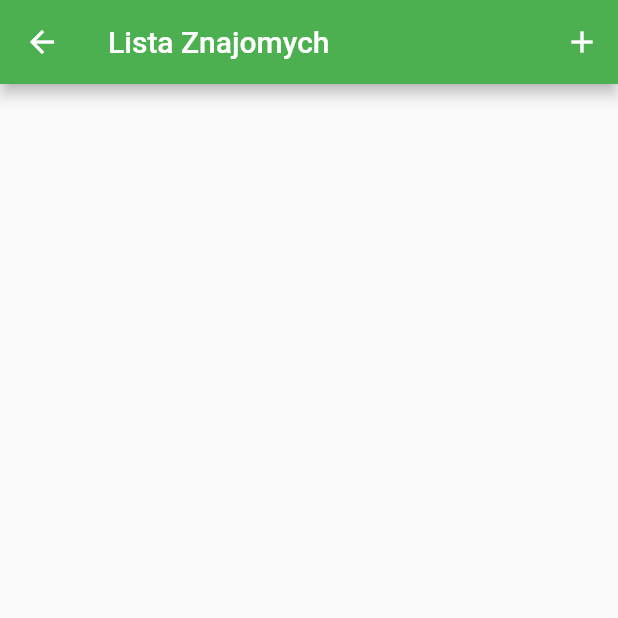
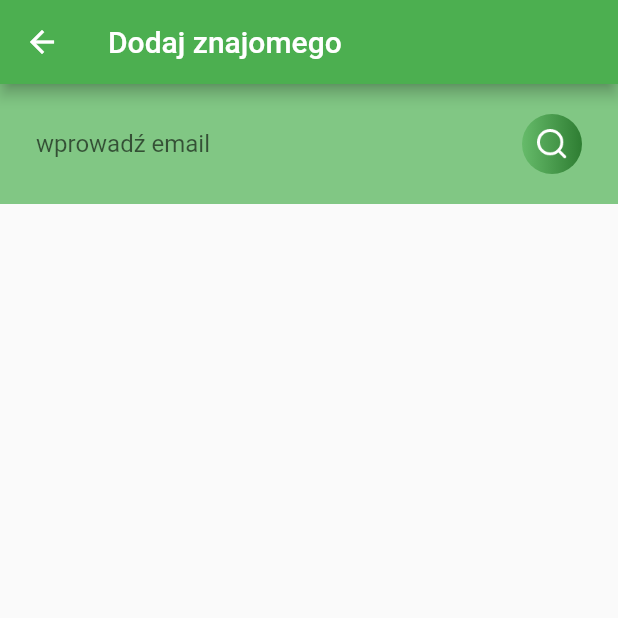
Before and after one commit to MaciejSamol/group_purchase, a Flutter app: the FriendListPage screen opened directly, after a tap on the "add" icon, on a phone screen of 412 x 824 dp, the top half of it. Run offline on Flutter 3.47's test engine with Material 2 defaults, Android fonts, the phone set to English and light mode, and no system bars; our stand-ins replace cloud_firestore, firebase_auth, firebase_core; accounts and stored records are empty.

Commit message:
Add assets and friend requests. Delete outdated files.

```diff
--- /dev/null
+++ b/group_purchase/lib/gui/add_friend.dart
@@ -0,0 +1,141 @@
+import 'package:cloud_firestore/cloud_firestore.dart';
+import 'package:firebase_auth/firebase_auth.dart';
+import 'package:flutter/material.dart';
+import 'package:group_purchase/services/database.dart';
+
+class AddFriendScreen extends StatefulWidget {
+  const AddFriendScreen({super.key});
+
+  @override
+  State<AddFriendScreen> createState() => _AddFriendScreenState();
+}
+
+class _AddFriendScreenState extends State<AddFriendScreen> {
+  DatabaseService databaseService = new DatabaseService();
+  TextEditingController searchTextEditingController =
+      new TextEditingController();
+
+  dynamic searchSnapshot;
+
+  initiateSearch() {
+    if (searchTextEditingController.text !=
+        FirebaseAuth.instance.currentUser!.email) {
+      databaseService
+          .getUserByEmail(searchTextEditingController.text)
+          .then((val) {
+        setState(() {
+          searchSnapshot = val;
+        });
+      });
+    } else {
+      searchSnapshot = null;
+    }
+  }
+
+  Widget searchList() {
+    return searchSnapshot != null
+        ? ListView.builder(
+            itemCount: searchSnapshot.docs.length,
+            shrinkWrap: true,
+            itemBuilder: (context, index) {
+              return SearchTile(
+                friendName: searchSnapshot.docs[index].data()['name']!,
+                friendEmail: searchSnapshot.docs[index].data()['email']!,
+              );
+            })
+        : Container();
+  }
+
+  @override
+  Widget build(BuildContext context) {
+    return Scaffold(
+      appBar: AppBar(
+        title: Text("Dodaj znajomego"),
+        backgroundColor: Colors.green,
+      ), // Pasek górny
+      body: Container(
+        child: Column(
+          children: [
+            Container(
+              color: Colors.green[300], //kolor paska wyszukiwania
+              padding: EdgeInsets.symmetric(horizontal: 24, vertical: 16),
+              child: Row(
+                children: [
+                  Expanded(
+                    child: TextField(
+                      controller: searchTextEditingController,
+                      decoration: InputDecoration(
+                        hintText: 'wprowadź email',
+                        border: InputBorder.none,
+                      ),
+                    ),
+                  ),
+                  GestureDetector(
+                    onTap: () {
+                      initiateSearch();
+                    },
+                    child: Container(
+                      height: 40,
+                      width: 40,
+                      decoration: BoxDecoration(
+                        gradient: LinearGradient(colors: [
+                          const Color(0xFF66BB6A),
+                          const Color(0xFF2E7D32)
+                        ]),
+                        borderRadius: BorderRadius.circular(40),
+                      ),
+                      padding: EdgeInsets.all(10),
+                      child: Image.asset('assets/images/search_white.png'),
+                    ),
+                  ),
+                ],
+              ),
+            ),
+            searchList()
+          ],
+        ),
+      ),
+    );
+  }
+}
+
+class SearchTile extends StatelessWidget {
+  final String friendName;
+  final String friendEmail;
+  const SearchTile(
+      {super.key, required this.friendName, required this.friendEmail});
+
+  @override
+  Widget build(BuildContext context) {
+    return Container(
+      padding: EdgeInsets.symmetric(horizontal: 24, vertical: 16),
+      child: Row(children: [
+        Column(
+          crossAxisAlignment: CrossAxisAlignment.start,
+          children: [
+            Text(friendName),
+            Text(friendEmail),
+          ],
+        ),
+        Spacer(),
+        GestureDetector(
+          onTap: () {
+            sendRequest(friendEmail); // funkcja odpowiedzialna za wysłanie friend requesta
+          },
+          child: Container(
+            decoration: BoxDecoration(
+              color: Colors.green,
+              borderRadius: BorderRadius.circular(30),
+            ),
+            padding: EdgeInsets.symmetric(horizontal: 16, vertical: 16),
+            child: Text("Dodaj"),
+          ),
+        )
+      ]),
+    );
+  }
+
+  sendRequest(String friendEmail) {
+    DatabaseService(uid: FirebaseAuth.instance.currentUser!.email).sendFriendRequest(FirebaseAuth.instance.currentUser!.email, friendEmail);
+  }
+}
--- a/group_purchase/lib/gui/friend_list.dart
+++ b/group_purchase/lib/gui/friend_list.dart
@@ -1,6 +1,8 @@
 import 'package:firebase_core/firebase_core.dart';
 import 'package:flutter/material.dart';
 import 'package:firebase_auth/firebase_auth.dart';
+import 'package:group_purchase/gui/add_friend.dart';
+import 'package:group_purchase/gui/friend_requests.dart';
 import 'package:group_purchase/services/database.dart';
 import 'package:cloud_firestore/cloud_firestore.dart';
 
@@ -36,13 +38,26 @@ class _FriendListPageState extends State<FriendListPage> {
   Widget build(BuildContext context) {
     return Scaffold(
       appBar: AppBar(
-        title: Text("Lista Znajomych"),
+        title: Text("Lista znajomych"),
         backgroundColor: Colors.green,
         actions: <Widget>[
           IconButton(
               icon: Icon(Icons.add),
               onPressed: () {
-                // Funkcja odpowiadająca za dodanie znajomego poprzez wprowadzenie jego e-maila i wysłanie zaproszenia
+                Navigator.push(
+                    context,
+                    MaterialPageRoute(
+                        builder: (context) =>
+                            AddFriendScreen())); // Funkcja odpowiadająca za dodanie znajomego poprzez wprowadzenie jego e-maila i wysłanie zaproszenia
+              }),
+          IconButton(
+              icon: Icon(Icons.question_mark),
+              onPressed: () {
+                Navigator.push(
+                    context,
+                    MaterialPageRoute(
+                        builder: (context) =>
+                            FriendRequestScreen())); // Funkcja odpowiadająca za akceptowanie otrzymanych zaproszeń
               }),
         ],
       ),
--- a/group_purchase/lib/gui/login.dart
+++ b/group_purchase/lib/gui/login.dart
@@ -83,6 +83,10 @@ class _LoginPageState extends State<LoginPage> {
                   login ? loginUser() : createUser();
                   if (login == true) {
                     Navigator.pop(context);
+                  } else if (login == false) {
+                    setState(() {
+                      login = !login;
+                    });
                   }
                 },
                 style: ElevatedButton.styleFrom(
--- a/group_purchase/pubspec.yaml
+++ b/group_purchase/pubspec.yaml
@@ -63,7 +63,8 @@ flutter:
   uses-material-design: true
 
   # To add assets to your application, add an assets section, like this:
-  # assets:
+  assets:
+   - assets/images/
   #lib/icons/
   #   - images/a_dot_ham.jpeg
 
```
Also changed, not shown: group_purchase/lib/gui/friend_request.dart (deleted, +0 -250 lines), group_purchase/lib/gui/friend_requests.dart (added, +20 -0 lines), group_purchase/lib/services/database.dart (+19 -0 lines), group_purchase/assets/images/search_white.png (added), group_purchase/lib/gui/loading_screen.dart (deleted).
